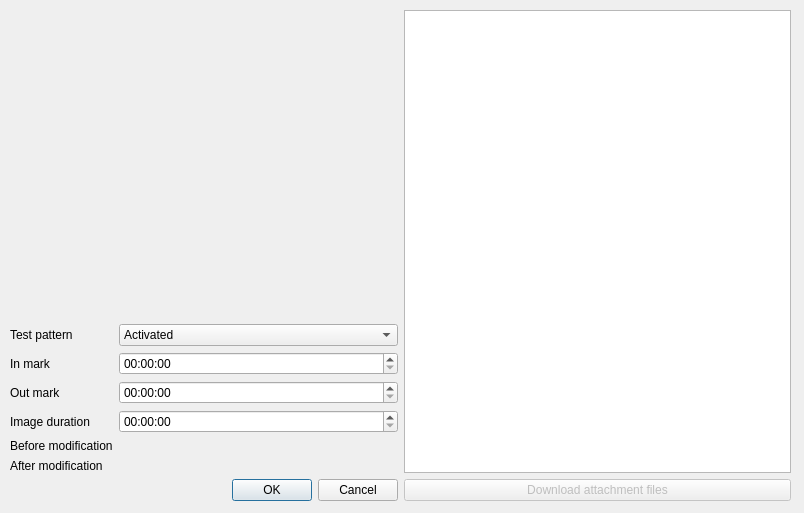
Old version of the form src/advancedsettingswindow.ui in the repository cinemaouvert/OPP.
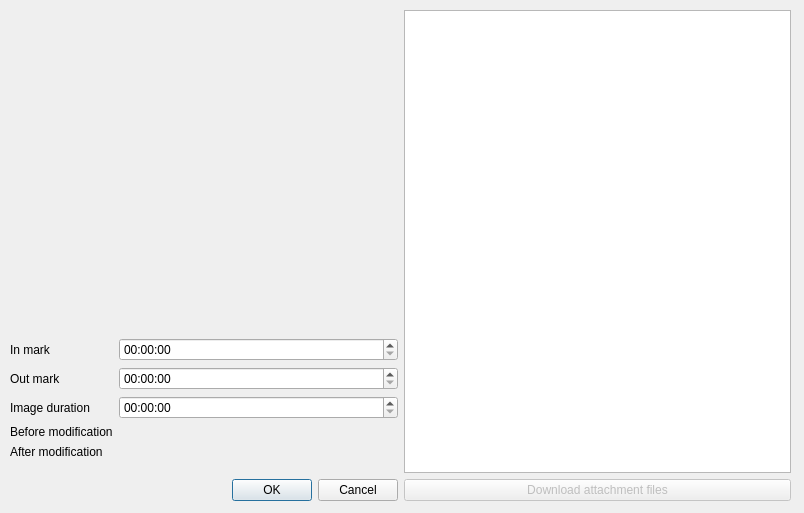
New version of the form. Icons and pictures are not drawn.

Commit message: Removed test pattern inside advanced settings

Diff of the .ui file:
```diff
--- a/src/advancedsettingswindow.ui
+++ b/src/advancedsettingswindow.ui
@@ -51,16 +51,6 @@
          <set>Qt::AlignLeading|Qt::AlignLeft|Qt::AlignVCenter</set>
         </property>
         <item row="0" column="0">
-         <widget class="QLabel" name="label_testPattern">
-          <property name="enabled">
-           <bool>true</bool>
-          </property>
-          <property name="text">
-           <string>Test pattern</string>
-          </property>
-         </widget>
-        </item>
-        <item row="1" column="0">
          <widget class="QLabel" name="label_inMark">
           <property name="enabled">
            <bool>true</bool>
@@ -70,7 +60,7 @@
           </property>
          </widget>
         </item>
-        <item row="1" column="1">
+        <item row="0" column="1">
          <widget class="QTimeEdit" name="timeEdit_inMark">
           <property name="enabled">
            <bool>true</bool>
@@ -80,7 +70,7 @@
           </property>
          </widget>
         </item>
-        <item row="2" column="0">
+        <item row="1" column="0">
          <widget class="QLabel" name="label_outMark">
           <property name="enabled">
            <bool>true</bool>
@@ -90,7 +80,7 @@
           </property>
          </widget>
         </item>
-        <item row="2" column="1">
+        <item row="1" column="1">
          <widget class="QTimeEdit" name="timeEdit_outMark">
           <property name="enabled">
            <bool>true</bool>
@@ -100,65 +90,48 @@
           </property>
          </widget>
         </item>
-        <item row="4" column="0">
+        <item row="2" column="0">
+         <widget class="QLabel" name="imageDurationLabel">
+          <property name="text">
+           <string>Image duration</string>
+          </property>
+         </widget>
+        </item>
+        <item row="2" column="1">
+         <widget class="QTimeEdit" name="imageDurationTimeEdit">
+          <property name="displayFormat">
+           <string>HH:mm:ss</string>
+          </property>
+         </widget>
+        </item>
+        <item row="3" column="0">
          <widget class="QLabel" name="label_originalLength">
           <property name="text">
            <string>Before modification</string>
           </property>
          </widget>
         </item>
-        <item row="4" column="1">
+        <item row="3" column="1">
          <widget class="QLabel" name="label_originalLengthValue">
           <property name="text">
            <string/>
           </property>
          </widget>
         </item>
-        <item row="5" column="0">
+        <item row="4" column="0">
          <widget class="QLabel" name="label_modifiedLength">
           <property name="text">
            <string>After modification</string>
           </property>
          </widget>
         </item>
-        <item row="5" column="1">
+        <item row="4" column="1">
          <widget class="QLabel" name="label_modifiedLengthValue">
           <property name="text">
            <string/>
           </property>
          </widget>
         </item>
-        <item row="0" column="1">
-         <widget class="QComboBox" name="comboBox_testPattern">
-          <property name="enabled">
-           <bool>true</bool>
-          </property>
-          <item>
-           <property name="text">
-            <string>Activated</string>
-           </property>
-          </item>
-          <item>
-           <property name="text">
-            <string>Inactive</string>
-           </property>
-          </item>
-         </widget>
-        </item>
-        <item row="3" column="0">
-         <widget class="QLabel" name="imageDurationLabel">
-          <property name="text">
-           <string>Image duration</string>
-          </property>
-         </widget>
-        </item>
-        <item row="3" column="1">
-         <widget class="QTimeEdit" name="imageDurationTimeEdit">
-          <property name="displayFormat">
-           <string>HH:mm:ss</string>
-          </property>
-         </widget>
-        </item>
        </layout>
       </item>
       <item>
```
Left out of the diff: 3 changed lines with no effect on the pictures. The commit also changes 1 other file.
